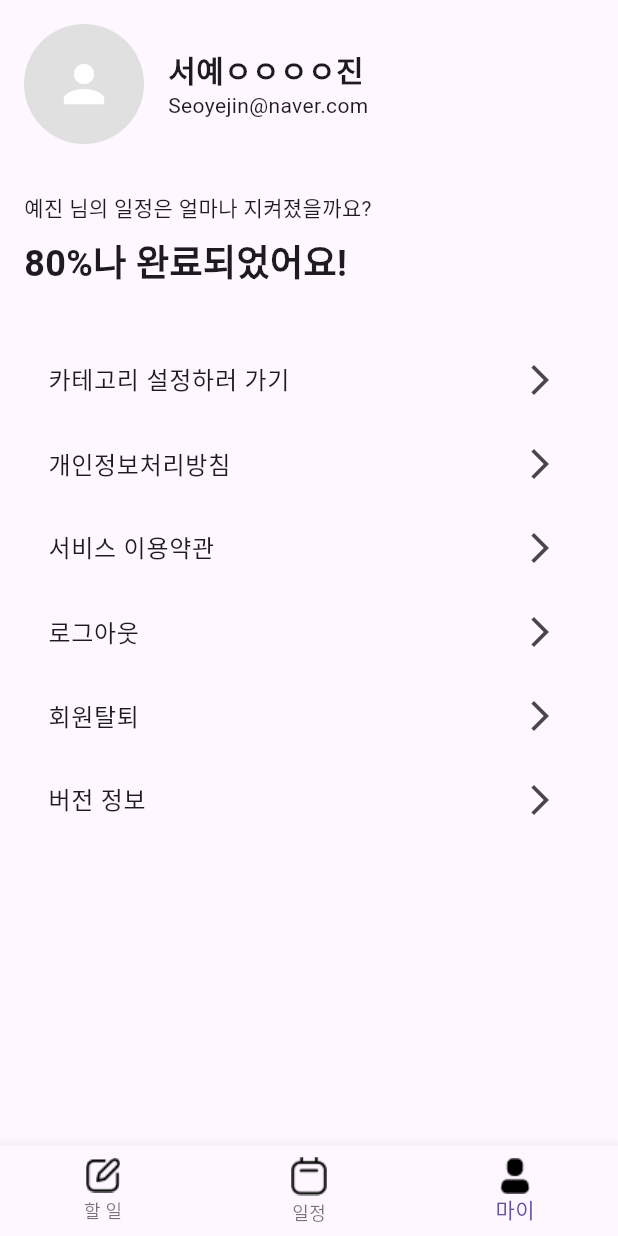
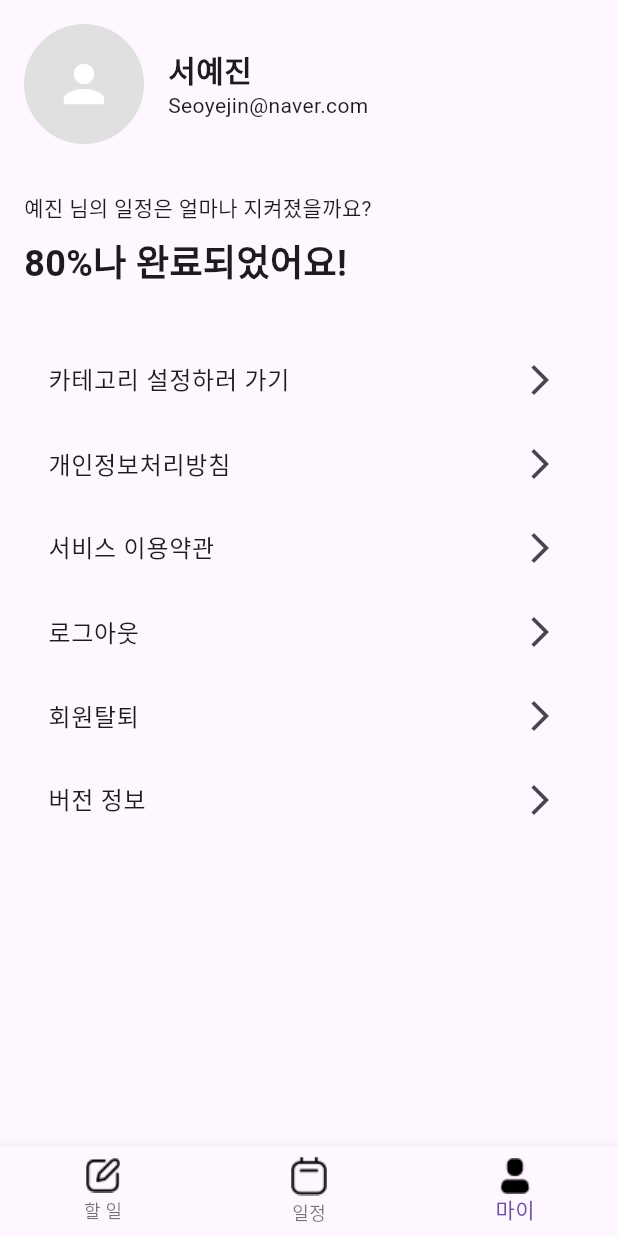
Before and after one commit to OneSetence/front12, a Flutter app: the screen it shows after launch, item 3 of the bottom bar chosen, on a phone screen of 412 x 824 dp. Run offline on Flutter 3.47's test engine with Material 3 defaults, Android fonts, the phone set to English and light mode, and no system bars; our stand-ins replace table_calendar.

```diff
--- a/lib/pages/my_page.dart
+++ b/lib/pages/my_page.dart
@@ -34,7 +34,7 @@ class MyPageMain extends StatelessWidget {
                 crossAxisAlignment: CrossAxisAlignment.start,
                 children: [
                   Text(
-                    '서예ㅇㅇㅇㅇ진',
+                    '서예진',
                     style: TextStyle(fontSize: 20, fontWeight: FontWeight.bold),
                   ),
                   Text('Seoyejin@naver.com'),
```
